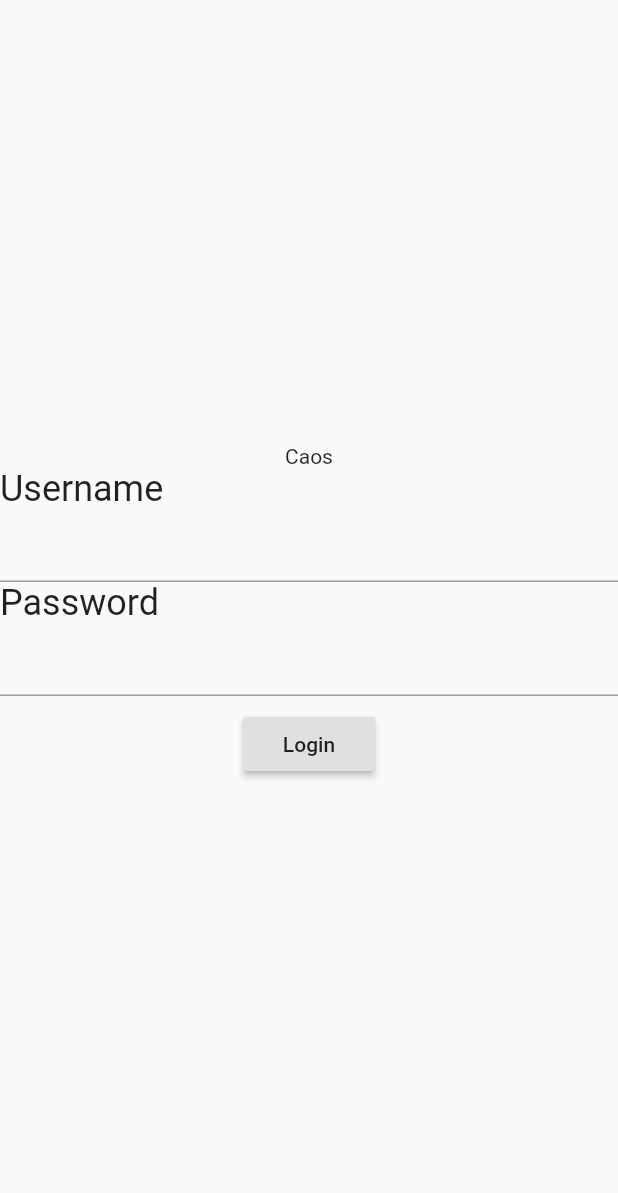
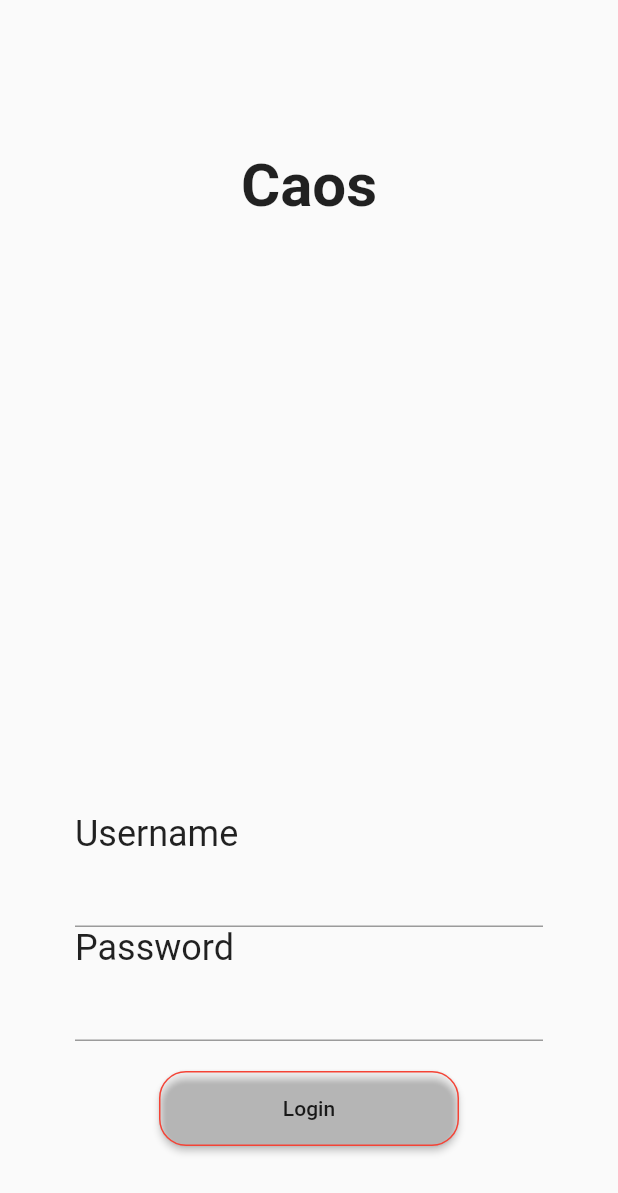
Before and after one commit to L0gan012/HackOhio, a Flutter app: the screen it shows after launch, on a phone screen of 412 x 824 dp. Shown: the top 1193 px of the screen. Run offline on Flutter 3.47's test engine with Material 2 defaults, Android fonts, the phone set to English and light mode, and no system bars; our stand-ins replace image_picker.

```diff
--- a/caos/lib/login.dart
+++ b/caos/lib/login.dart
@@ -26,10 +26,18 @@ class LoginBodyFormState extends State<LoginBody> {
   @override
   Widget build(BuildContext buildContext) {
     return Column(
-      mainAxisAlignment: MainAxisAlignment.center,
+      mainAxisAlignment: MainAxisAlignment.spaceBetween,
       children: <Widget>[
-        Text('Caos', ),
-        Form(
+        Container(
+          padding: EdgeInsets.only(top: 100),
+          child: Text(
+            'Caos',
+            style: TextStyle(fontSize: 40, fontWeight: FontWeight.bold),
+          ),
+        ),
+        Container(
+          padding: EdgeInsets.symmetric(vertical: 0, horizontal: 50),
+          child: Form(
             key: _formKey,
             child: Column(
               mainAxisAlignment: MainAxisAlignment.center,
@@ -64,8 +72,16 @@ class LoginBodyFormState extends State<LoginBody> {
                 ),
                 Padding(
                   padding:
-                    const EdgeInsets.symmetric(vertical: 8.0, horizontal: 8.0),
+                      const EdgeInsets.only(bottom: 60, top: 20),
+                  child: ButtonTheme(
+                    minWidth: 200.0,
+                    height: 50.0,
+                    buttonColor: Colors.transparent,
                     child: RaisedButton(
+                      child: Text('Login'),
+                      shape: RoundedRectangleBorder(
+                          borderRadius: new BorderRadius.circular(18.0),
+                          side: BorderSide(color: Colors.red)),
                       onPressed: () {
                         if (_formKey.currentState.validate()) {
                           Scaffold.of(context).showSnackBar(
@@ -75,10 +91,11 @@ class LoginBodyFormState extends State<LoginBody> {
                               content: Text('Username or Password incorrect')));
                         }
                       },
-                  child: Text('Login'),
+                    ),
                   ),
                 )
               ],
+            ),
           ),
         )
       ],
```
Also changed, not shown: 1 other file. Lines whose indentation alone changed are shown as unchanged.
